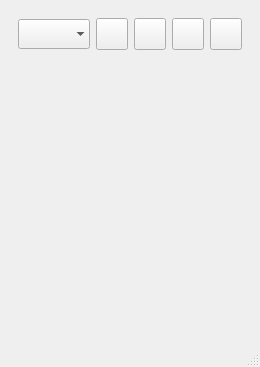
This is GUI/OWController/mainwindow.ui in igorf7/OWController as Qt 5 draws it before an edit. The edited form follows.
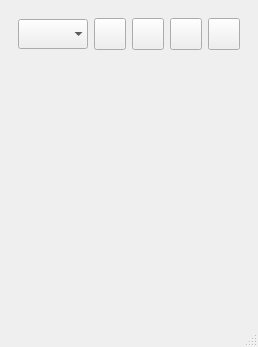
This is the edited form. Icons and pictures are not drawn.

```diff
--- a/GUI/OWController/mainwindow.ui
+++ b/GUI/OWController/mainwindow.ui
@@ -9,25 +9,23 @@
    <rect>
     <x>0</x>
     <y>0</y>
-    <width>260</width>
-    <height>367</height>
+    <width>244</width>
+    <height>347</height>
    </rect>
   </property>
   <property name="windowTitle">
    <string>MainWindow</string>
   </property>
   <widget class="QWidget" name="centralwidget">
-   <layout class="QVBoxLayout" name="verticalLayout_2">
-    <item>
-     <widget class="QFrame" name="frame">
-      <property name="frameShape">
-       <enum>QFrame::NoFrame</enum>
-      </property>
-      <property name="frameShadow">
-       <enum>QFrame::Plain</enum>
-      </property>
       <layout class="QVBoxLayout" name="verticalLayout">
        <item>
+     <widget class="QFrame" name="frame">
+      <property name="frameShape">
+       <enum>QFrame::Shape::NoFrame</enum>
+      </property>
+      <property name="frameShadow">
+       <enum>QFrame::Shadow::Plain</enum>
+      </property>
         <layout class="QHBoxLayout" name="horizontalLayout">
          <item>
           <widget class="QComboBox" name="deviceComboBox">
@@ -174,8 +172,6 @@
           </widget>
          </item>
         </layout>
-       </item>
-      </layout>
      </widget>
     </item>
     <item>
@@ -200,8 +196,8 @@
         <rect>
          <x>0</x>
          <y>0</y>
-         <width>242</width>
-         <height>248</height>
+         <width>226</width>
+         <height>230</height>
         </rect>
        </property>
       </widget>
```
Left out of the diff: 10 changed lines with no effect on the pictures. Lines whose indentation alone changed are shown as unchanged.
